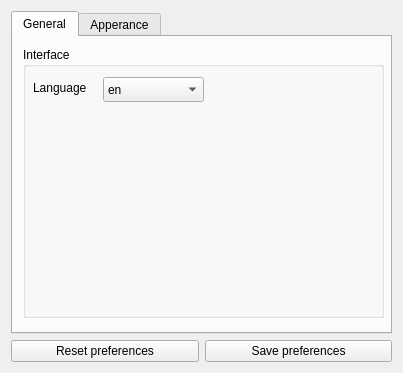
Qt form Preferences/preferences.ui (PROPHESSOR/ProHex) before a commit.
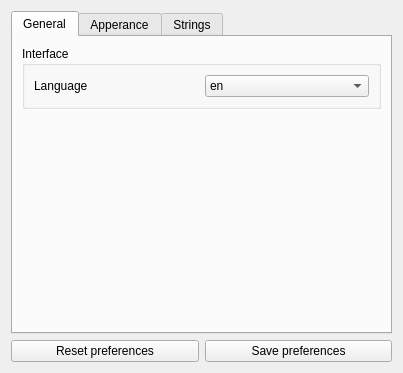
The same form after that commit. The open tabs and pages were chosen to show the change.

```diff
--- a/Preferences/preferences.ui
+++ b/Preferences/preferences.ui
@@ -50,40 +50,24 @@
       <attribute name="title">
        <string>General</string>
       </attribute>
+      <layout class="QVBoxLayout" name="verticalLayout_4">
+       <item>
       <widget class="QGroupBox" name="groupBox_3">
-       <property name="geometry">
-        <rect>
-         <x>10</x>
-         <y>10</y>
-         <width>361</width>
-         <height>271</height>
-        </rect>
-       </property>
        <property name="title">
         <string>Interface</string>
        </property>
+         <layout class="QVBoxLayout" name="verticalLayout_3">
+          <item>
+           <layout class="QHBoxLayout" name="horizontalLayout_2">
+            <item>
        <widget class="QLabel" name="label_12">
-        <property name="geometry">
-         <rect>
-          <x>10</x>
-          <y>30</y>
-          <width>71</width>
-          <height>21</height>
-         </rect>
-        </property>
         <property name="text">
          <string>Language</string>
         </property>
        </widget>
+            </item>
+            <item>
        <widget class="QComboBox" name="languageCombo">
-        <property name="geometry">
-         <rect>
-          <x>80</x>
-          <y>30</y>
-          <width>101</width>
-          <height>25</height>
-         </rect>
-        </property>
         <item>
          <property name="text">
           <string>en</string>
@@ -100,7 +84,26 @@
          </property>
         </item>
        </widget>
-      </widget>
+            </item>
+           </layout>
+          </item>
+         </layout>
+        </widget>
+       </item>
+       <item>
+        <spacer name="verticalSpacer_2">
+         <property name="orientation">
+          <enum>Qt::Vertical</enum>
+         </property>
+         <property name="sizeHint" stdset="0">
+          <size>
+           <width>20</width>
+           <height>40</height>
+          </size>
+         </property>
+        </spacer>
+       </item>
+      </layout>
      </widget>
      <widget class="QWidget" name="tab_5">
       <attribute name="title">
@@ -142,6 +145,65 @@
        </item>
       </layout>
      </widget>
+     <widget class="QWidget" name="tabStrings">
+      <attribute name="title">
+       <string>Strings</string>
+      </attribute>
+      <layout class="QVBoxLayout" name="verticalLayout_2">
+       <item>
+        <layout class="QHBoxLayout" name="horizontalLayout">
+         <item>
+          <widget class="QLabel" name="label">
+           <property name="text">
+            <string>Large list mode after</string>
+           </property>
+          </widget>
+         </item>
+         <item>
+          <widget class="QSpinBox" name="largeListSpin">
+           <property name="whatsThis">
+            <string>&lt;html&gt;&lt;head/&gt;&lt;body&gt;&lt;p&gt;After this number of lines &lt;span style=&quot; font-style:italic;&quot;&gt;Strings&lt;/span&gt; module will not filter strings on fly.&lt;/p&gt;&lt;p&gt;Decrease this number if your computer slows down in &lt;span style=&quot; font-style:italic;&quot;&gt;Strings&lt;/span&gt; module.&lt;/p&gt;&lt;/body&gt;&lt;/html&gt;</string>
+           </property>
+           <property name="frame">
+            <bool>true</bool>
+           </property>
+           <property name="specialValueText">
+            <string/>
+           </property>
+           <property name="accelerated">
+            <bool>true</bool>
+           </property>
+           <property name="suffix">
+            <string> lines</string>
+           </property>
+           <property name="minimum">
+            <number>1</number>
+           </property>
+           <property name="maximum">
+            <number>999999999</number>
+           </property>
+           <property name="value">
+            <number>10000000</number>
+           </property>
+          </widget>
+         </item>
+        </layout>
+       </item>
+       <item>
+        <spacer name="verticalSpacer">
+         <property name="orientation">
+          <enum>Qt::Vertical</enum>
+         </property>
+         <property name="sizeHint" stdset="0">
+          <size>
+           <width>20</width>
+           <height>40</height>
+          </size>
+         </property>
+        </spacer>
+       </item>
+      </layout>
+     </widget>
     </widget>
    </item>
   </layout>
```
Left out of the diff: 6 changed lines with no effect on the pictures. Lines whose indentation alone changed are shown as unchanged.
